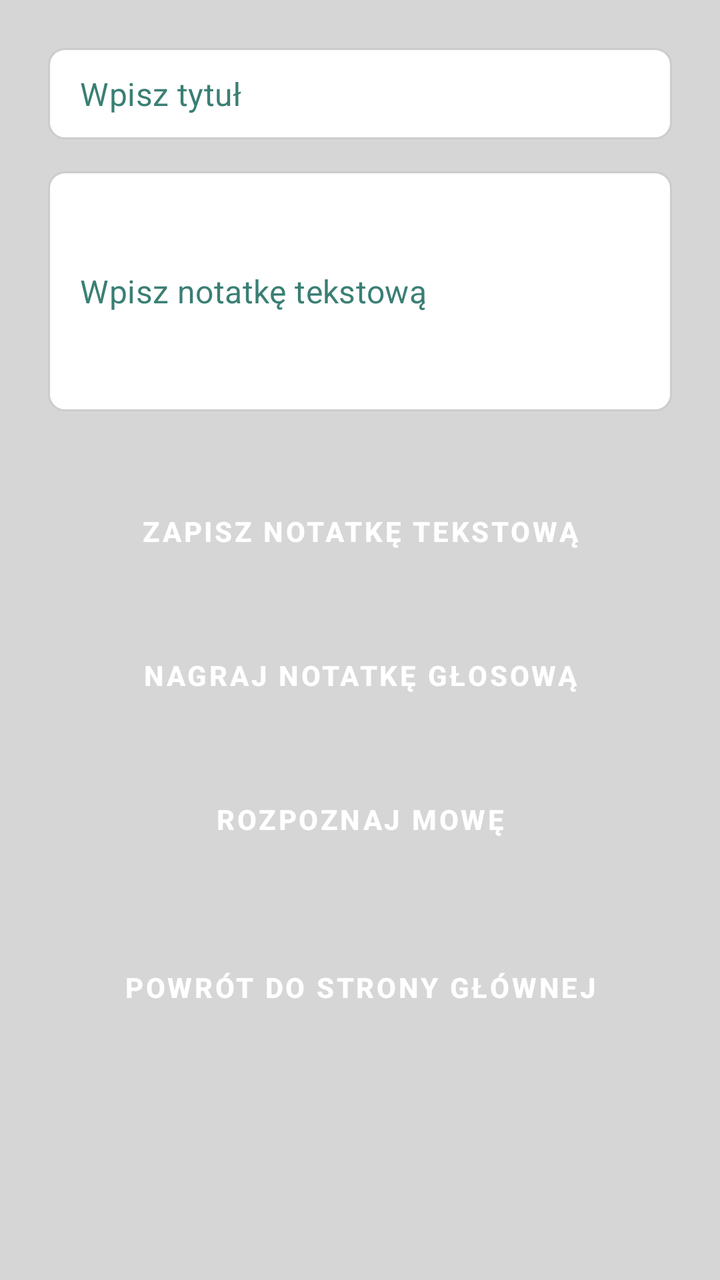
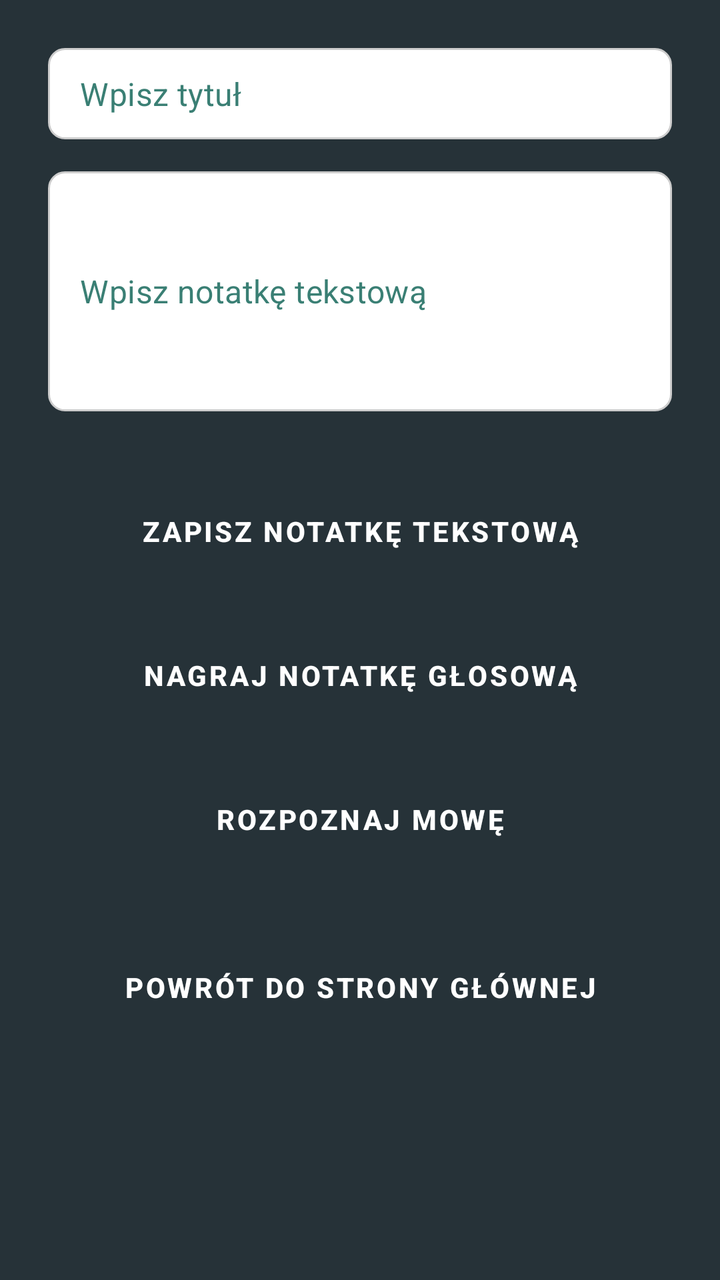

Before-and-after screenshots of an Android layout around one commit, followed by the original layout XML and the change that was made.
<!-- AndroidManifest.xml: application theme Theme.GigaNotatnik -->
<!-- res/layout/activity_create_note.xml -->
<ScrollView xmlns:android="http://schemas.android.com/apk/res/android"
    android:orientation="vertical"
    android:layout_width="match_parent"
    android:layout_height="match_parent"
    android:background="?attr/colorSurface"
    android:padding="24dp">

    <LinearLayout
        android:orientation="vertical"
        android:layout_width="match_parent"
        android:layout_height="wrap_content">

        
        <EditText
            android:id="@+id/editTextTitle"
            style="@style/AppEditText"
            android:hint="@string/note_title_hint"
            android:inputType="textCapSentences"
            android:layout_marginBottom="16dp"
            android:layout_width="match_parent"
            android:layout_height="wrap_content"/>

        
        <EditText
            android:id="@+id/editTextNote"
            style="@style/AppEditText"
            android:minHeight="120dp"
            android:hint="@string/note_hint"
            android:inputType="textMultiLine"
            android:layout_marginBottom="24dp"
            android:layout_width="match_parent"
            android:layout_height="wrap_content"/>

        <Button
            android:id="@+id/btnSaveText"
            style="@style/AppButton"
            android:text="@string/save_text_note"
            android:layout_marginBottom="12dp"/>

        <Button
            android:id="@+id/btnRecord"
            style="@style/AppButton"
            android:text="@string/record_note"
            android:layout_marginBottom="12dp"/>

        <Button
            android:id="@+id/btnSpeechToText"
            style="@style/AppButton"
            android:text="@string/speech_to_text"
            android:layout_marginBottom="12dp"/>

        <Button
            android:id="@+id/btnBackToMain"
            style="@style/AppButton"
            android:text="@string/back_to_main"
            android:layout_marginTop="24dp"/>
    </LinearLayout>
</ScrollView>
<!-- resources referenced by this layout -->
<resources>
  <string name="back_to_main">Powrót do strony głównej"</string>
  <string name="note_hint">Wpisz notatkę tekstową</string>
  <string name="note_title_hint">Wpisz tytuł</string>
  <string name="record_note">Nagraj notatkę głosową</string>
  <string name="save_text_note">Zapisz notatkę tekstową</string>
  <string name="speech_to_text">Rozpoznaj mowę</string>
  <style name="AppButton" parent="Widget.MaterialComponents.Button">
          <item name="android:layout_width">match_parent</item>
          <item name="android:layout_height">wrap_content</item>
          <item name="android:layout_marginTop">12dp</item>
          <item name="android:background">@drawable/button_background</item>
          <item name="android:textColor">?attr/colorOnPrimary</item>
          <item name="android:textStyle">bold</item>
          <item name="android:elevation">2dp</item>
      </style>
  <style name="AppEditText" parent="Widget.MaterialComponents.TextInputEditText.FilledBox">
          <item name="android:textColor">?attr/colorOnSurface</item>
          <item name="android:textColorHint">?attr/colorPrimary</item>
          <item name="android:padding">12dp</item>
          <item name="android:textSize">16sp</item>
          <item name="android:background">@drawable/edittext_background</item>
      </style>
  <style name="Theme.GigaNotatnik" parent="Theme.Material3.Light.NoActionBar">
          <item name="android:windowBackground">@color/background_light</item>
          <item name="colorPrimary">@color/primary_light</item>
          <item name="colorSecondary">@color/primary_teal_light</item>
          <item name="colorOnPrimary">@color/text_on_button_light</item>
          <item name="colorSurface">@color/surface_light</item>
          <item name="colorOnSurface">@color/text_primary_light</item>
      </style>
  <!-- drawable button_background (drawable) -->
  <?xml version="1.0" encoding="utf-8"?>
  <selector xmlns:android="http://schemas.android.com/apk/res/android">
      <shape xmlns:android="http://schemas.android.com/apk/res/android"
          android:shape="rectangle">
          <solid android:color="@color/primary_mint_light"/>
          <corners android:radius="12dp"/>
          <padding android:left="16dp" android:top="8dp"
              android:right="16dp" android:bottom="8dp"/>
      </shape>
  
  
  </selector>
  <!-- drawable edittext_background (drawable) -->
  <?xml version="1.0" encoding="utf-8"?>
  <shape xmlns:android="http://schemas.android.com/apk/res/android"
      android:shape="rectangle">
      <solid android:color="#FFFFFF" />
      <stroke android:width="1dp" android:color="#CCCCCC" />
      <corners android:radius="8dp" />
      <padding android:left="8dp" android:top="8dp" android:right="8dp" android:bottom="8dp" />
  </shape>
  <color name="background_light">#E0E0E0</color>
  <color name="primary_light">#3A7F74</color>
  <color name="primary_teal_light">#2F6F63</color>
  <color name="text_on_button_light">#FFFFFF</color>
  <color name="surface_light">#D6D6D6</color>
  <color name="text_primary_light">#111111</color>
  <color name="primary_mint_light">#5FA88C</color>
</resources>

<!-- the commit's change to res/layout/activity_create_note.xml (unified diff, before → after) -->
@@ -2,7 +2,7 @@
     android:orientation="vertical"
     android:layout_width="match_parent"
     android:layout_height="match_parent"
-    android:background="?attr/colorSurface"
+    android:background="#263238"
     android:padding="24dp">
 
     <LinearLayout
